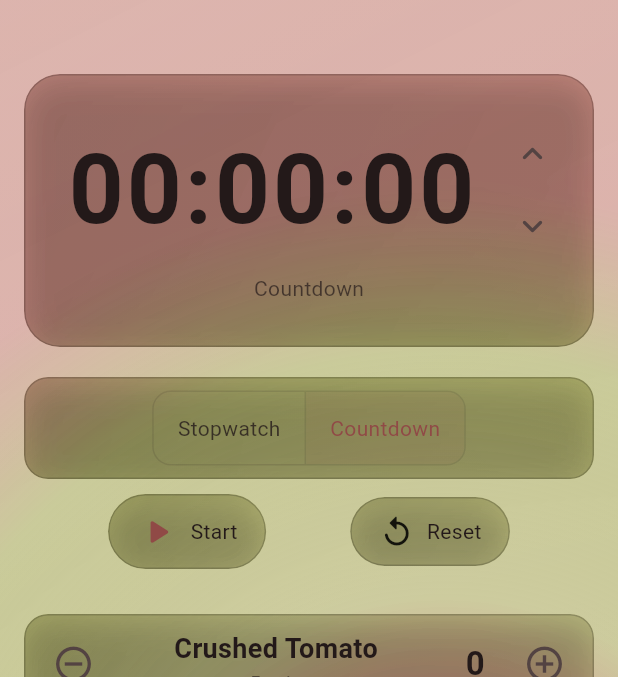
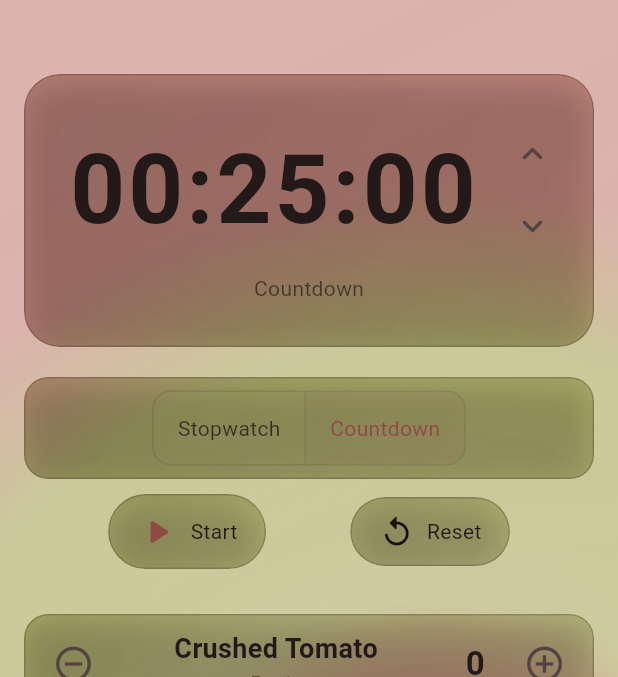
Before and after one commit to potaxo/pomodoro_app, a Flutter app: the screen it shows after launch, after a tap on "Countdown", on a phone screen of 412 x 824 dp, the part 64-741 px from its top. Run offline on Flutter 3.47's test engine with Material 3 defaults, Android fonts, the phone set to English and light mode, and no system bars; our stand-ins replace fl_chart, hive, hive_flutter, shared_preferences; accounts and stored records are empty.

Commit message:
fix a lot of bugs

```diff
--- a/lib/screens/home_screen.dart
+++ b/lib/screens/home_screen.dart
@@ -200,6 +200,8 @@ class _HomeScreenState extends State<HomeScreen> {
                                     _initialCountdownSeconds = next * 60;
                                     _totalSeconds = _initialCountdownSeconds;
                                   });
+                                  // ensure UI text updates immediately
+                                  _secondsVN.value = _totalSeconds;
                                 },
                               ),
                               IconButton(
@@ -212,6 +214,8 @@ class _HomeScreenState extends State<HomeScreen> {
                                     _initialCountdownSeconds = next * 60;
                                     _totalSeconds = _initialCountdownSeconds;
                                   });
+                                  // ensure UI text updates immediately
+                                  _secondsVN.value = _totalSeconds;
                                 },
                               ),
                             ],
@@ -253,6 +257,8 @@ class _HomeScreenState extends State<HomeScreen> {
                         _isRunning = false;
                         _timer?.cancel();
                       });
+                      // sync display with new total seconds
+                      _secondsVN.value = _totalSeconds;
                     },
                     borderRadius: BorderRadius.circular(12.0),
                     selectedColor: Theme.of(context).colorScheme.primary,
@@ -419,15 +425,22 @@ class _TimerDisplay extends StatelessWidget {
   Widget build(BuildContext context) {
     return ValueListenableBuilder<int>(
       valueListenable: secondsListenable,
-      builder: (context, seconds, _) => Text(
+      builder: (context, seconds, _) => FittedBox(
+        fit: BoxFit.scaleDown,
+        alignment: Alignment.center,
+        child: Text(
           _format(seconds),
           textAlign: TextAlign.center,
+          softWrap: false,
+          maxLines: 1,
+          overflow: TextOverflow.visible,
           style: const TextStyle(
             fontSize: 64,
             fontWeight: FontWeight.w700,
             letterSpacing: 2,
           ),
         ),
+      ),
     );
   }
 }
--- a/lib/screens/stats_screen.dart
+++ b/lib/screens/stats_screen.dart
@@ -334,8 +334,8 @@ class _TrendChart extends StatelessWidget {
                             )
                         ],
                       ),
-                      swapAnimationDuration: Duration.zero,
-                      swapAnimationCurve: Curves.linear,
+                        duration: Duration.zero,
+                        curve: Curves.linear,
                     ),
                   ),
           ),
```
Lines whose indentation alone changed are shown as unchanged.
